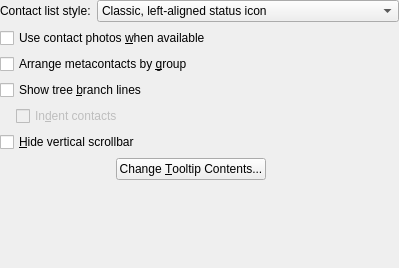
KDE/kopete, file kopete/config/appearance/appearanceconfig_contactlist.ui: the form before one commit.
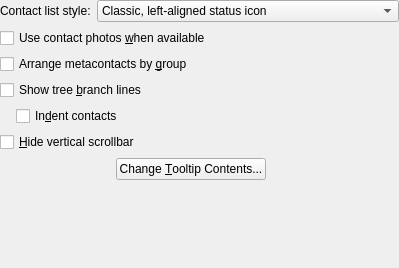
The form after the commit.

Commit message: Fixed "indent contacts" settings.

Diff of the .ui file:
```diff
--- a/kopete/config/appearance/appearanceconfig_contactlist.ui
+++ b/kopete/config/appearance/appearanceconfig_contactlist.ui
@@ -136,7 +136,7 @@
      <item>
       <widget class="QCheckBox" name="kcfg_contactListIndentContact" >
        <property name="enabled" >
-        <bool>false</bool>
+        <bool>true</bool>
        </property>
        <property name="sizePolicy" >
         <sizepolicy vsizetype="Fixed" hsizetype="Minimum" >
```
Left out of the diff: 30 changed lines with no effect on the pictures.
